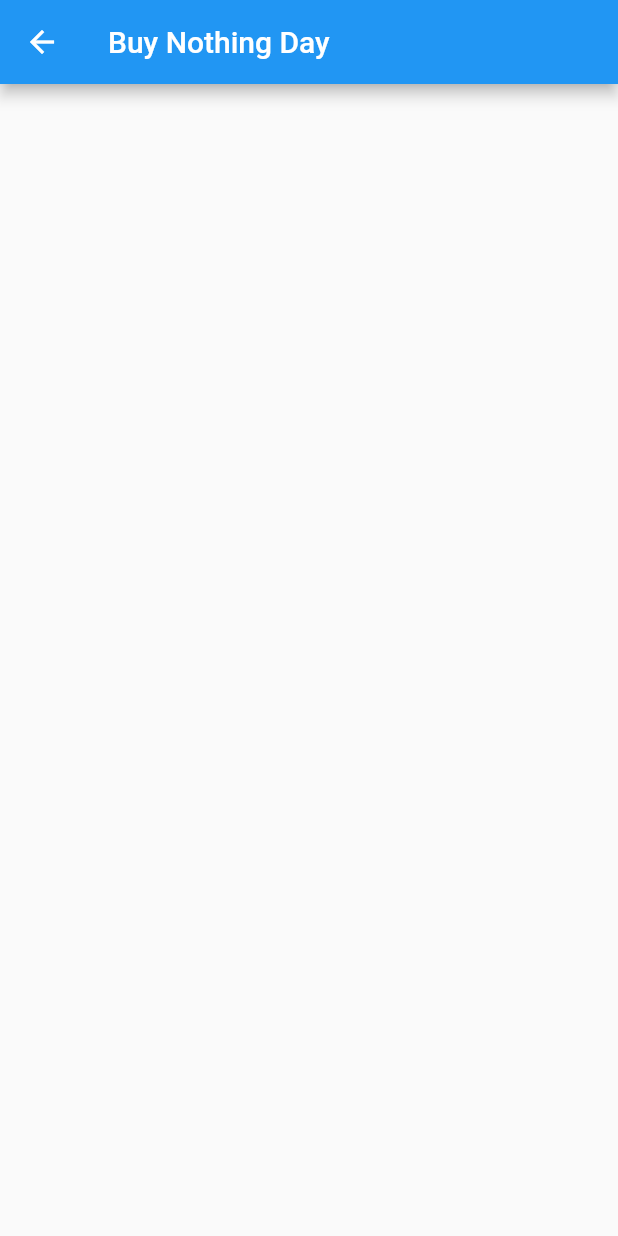
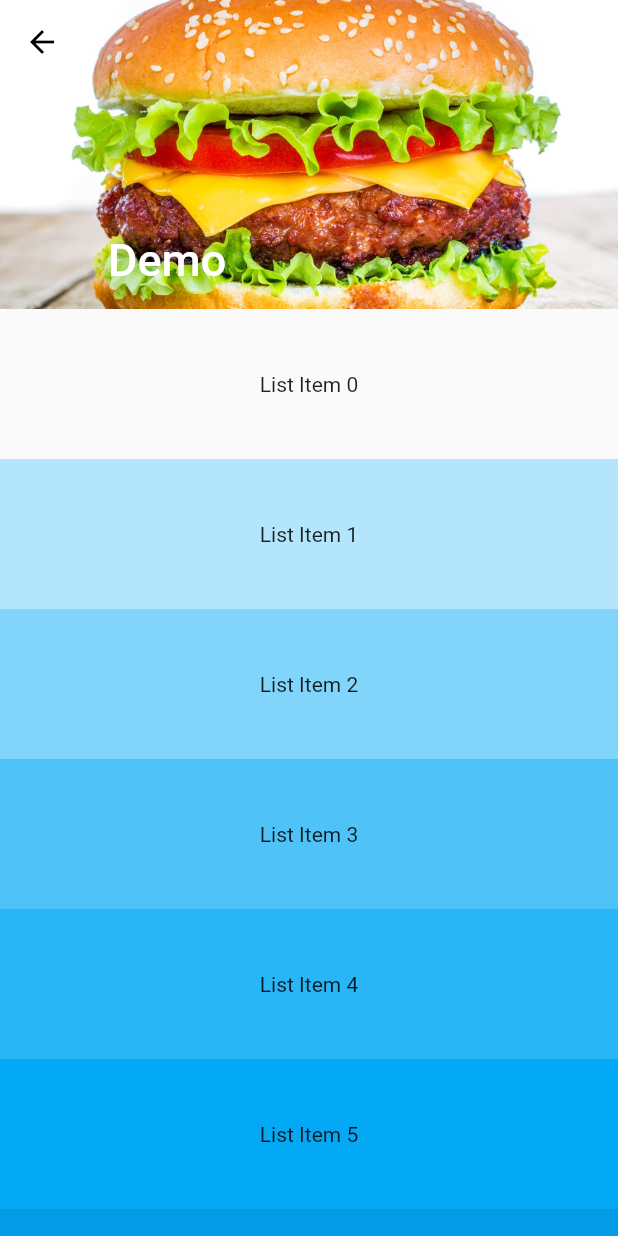
Before and after one commit to VanDu97/LearnFlutter, a Flutter app: the DetailItem screen opened directly, on a phone screen of 412 x 824 dp. Run offline on Flutter 3.47's test engine with Material 2 defaults, Android fonts, the phone set to English and light mode, and no system bars; our stand-ins replace carousel_slider.

```diff
--- a/my_chat/lib/detailItem.dart
+++ b/my_chat/lib/detailItem.dart
@@ -1,9 +1,53 @@
 import 'package:flutter/material.dart';
 import 'package:flutter/widgets.dart';
 
-class DetailItem extends StatelessWidget {
+class DetailItem extends StatefulWidget {
+  @override
+  _DetailItem createState() => _DetailItem();
+}
+
+class _DetailItem extends State<DetailItem> {
   @override
   Widget build(BuildContext context) {
-    return Scaffold(appBar: AppBar(title: Text('Buy Nothing Day')));
+    return Scaffold(
+      body: CustomScrollView(
+        slivers: <Widget>[
+          SliverAppBar(
+            pinned: true,
+            iconTheme: IconThemeData(color: Colors.black),
+            expandedHeight: MediaQuery.of(context).size.height * 0.25,
+            flexibleSpace: FlexibleSpaceBar(
+              title: Text('Demo'),
+              background: Image.asset('lib/assets/the-ultimate-hamburger.jpg',
+                  width: MediaQuery.of(context).size.width,
+                  fit: BoxFit.cover,
+                  height: MediaQuery.of(context).size.height * 0.25),
+            ),
+          ),
+          SliverFixedExtentList(
+            itemExtent: 100.0,
+            delegate: SliverChildBuilderDelegate(
+              (BuildContext context, int index) {
+                return Container(
+                  alignment: Alignment.center,
+                  color: Colors.lightBlue[100 * (index % 9)],
+                  child: Text('List Item $index'),
+                );
+              },
+            ),
+          ),
+        ],
+      ),
+    );
   }
 }
+
+/**
+ *
+ * appBar: AppBar(
+            iconTheme: IconThemeData(color: Colors.black), change icon back
+            brightness: Brightness.light, change themes statusbar
+            backgroundColor: Colors.white, change backgroundColor
+            title: Text('Buy Nothing Day',
+                style: TextStyle(fontSize: 22, color: Colors.black)))
+ */
--- a/my_chat/pubspec.yaml
+++ b/my_chat/pubspec.yaml
@@ -44,6 +44,7 @@ flutter:
   uses-material-design: true
   assets:
     - lib/assets/ic_calendar.png
+    - lib/assets/the-ultimate-hamburger.jpg
 
   # To add assets to your application, add an assets section, like this:
   # assets:
```
Also changed, not shown: my_chat/lib/assets/the-ultimate-hamburger.jpg (added).
